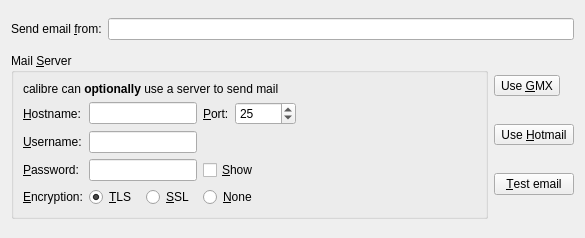
kovidgoyal/calibre, file src/calibre/gui2/wizard/send_email.ui: the form before one commit.
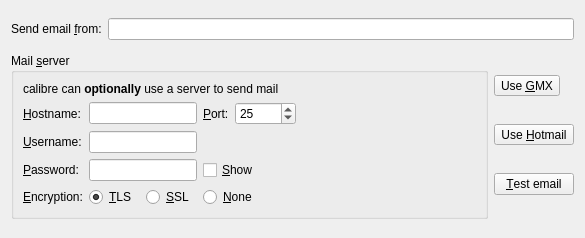
The form after the commit. Icons and pictures are not drawn.

The edit to the form file:
```diff
--- a/src/calibre/gui2/wizard/send_email.ui
+++ b/src/calibre/gui2/wizard/send_email.ui
@@ -41,7 +41,7 @@
       <string>&lt;p&gt;A mail server is useful if the service you are sending mail to only accepts email from well know mail services.</string>
      </property>
      <property name="title">
-      <string>Mail &amp;Server</string>
+      <string>Mail &amp;server</string>
      </property>
      <layout class="QGridLayout" name="gridLayout_3">
       <item row="0" column="0" colspan="4">
```
